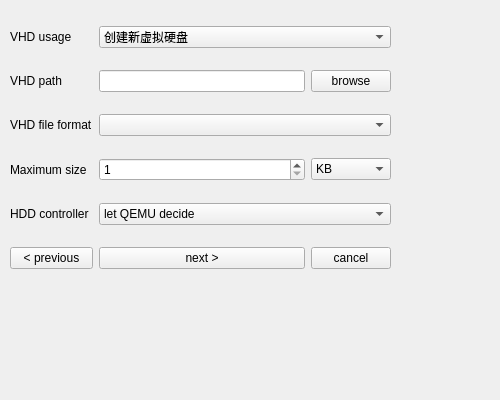
First picture: the form in ui/NewVM2.ui, repository wjqsec/EmuGUI, before the edit.
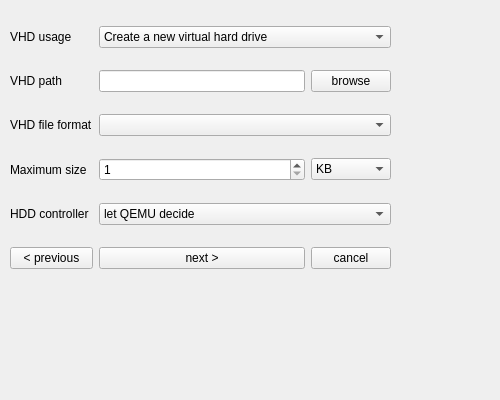
Second picture: the form after the edit. The open tabs and pages were chosen to show the change.

What changed in the file:
```diff
--- a/ui/NewVM2.ui
+++ b/ui/NewVM2.ui
@@ -395,7 +395,7 @@
        <widget class="QComboBox" name="cb_vhdU">
         <item>
          <property name="text">
-          <string>创建新虚拟硬盘</string>
+          <string>Create a new virtual hard drive</string>
          </property>
         </item>
         <item>
```
Left out of the diff: 4 changed lines with no effect on the pictures.
